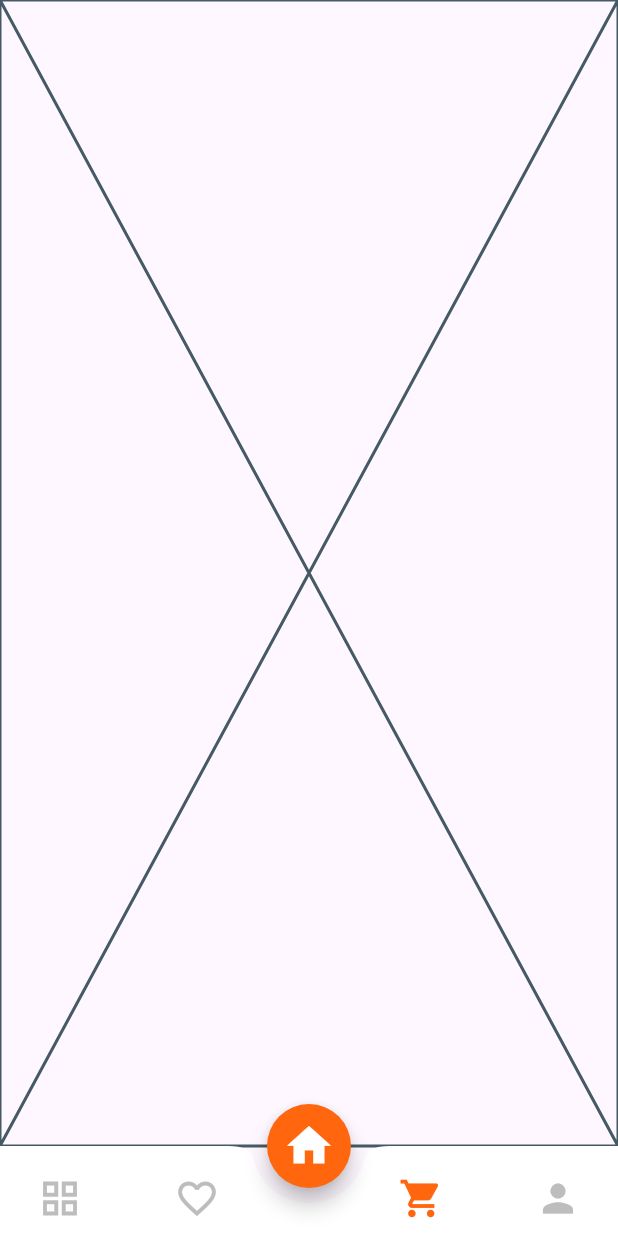
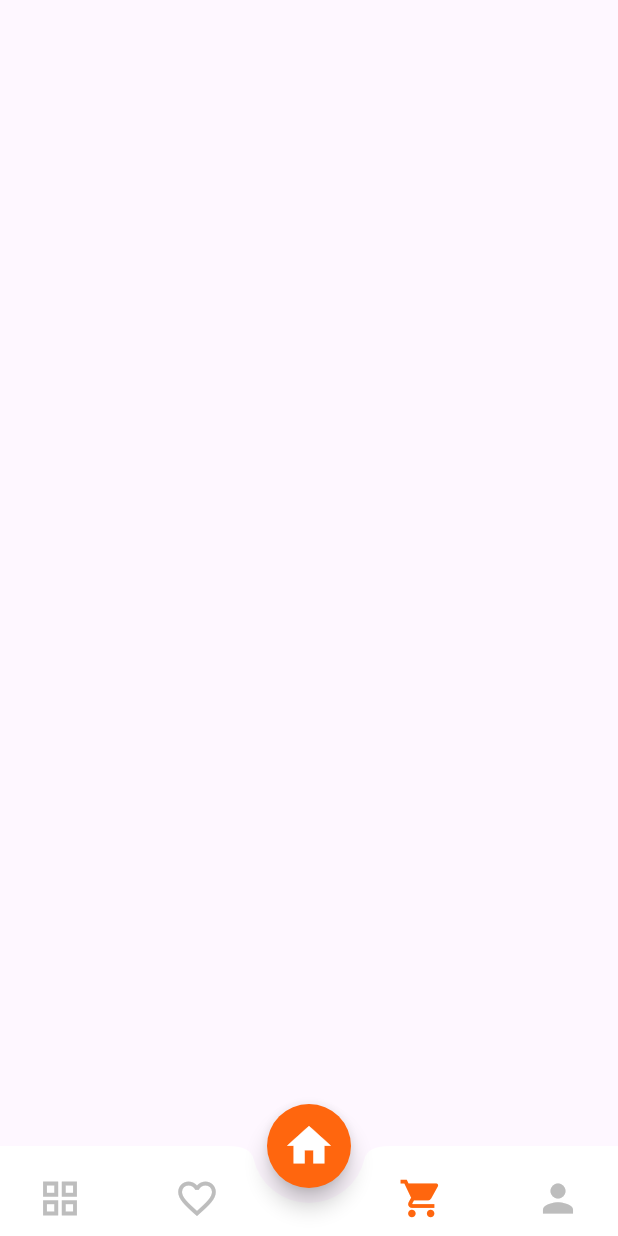
Before and after one commit to Ibrahim-K98han/ecommerce_mobile_app, a Flutter app: the screen it shows after launch, item 3 of the bottom bar chosen, on a phone screen of 412 x 824 dp. Run offline on Flutter 3.47's test engine with Material 3 defaults, Android fonts, the phone set to English and light mode, and no system bars; our stand-ins replace google_fonts.

Commit message:
cart provider and cart screen crate done

```diff
--- a/lib/main.dart
+++ b/lib/main.dart
@@ -1,6 +1,8 @@
+import 'package:ecommerce_mobile_app/provider/cart_provider.dart';
 import 'package:ecommerce_mobile_app/screens/nav_bar_screen.dart';
 import 'package:flutter/material.dart';
 import 'package:google_fonts/google_fonts.dart';
+import 'package:provider/provider.dart';
 
 void main() {
   runApp(const MyApp());
@@ -12,12 +14,17 @@ class MyApp extends StatelessWidget {
   // This widget is the root of your application.
   @override
   Widget build(BuildContext context) {
-    return MaterialApp(
-      debugShowCheckedModeBanner: false,
-      theme: ThemeData(
-        textTheme: GoogleFonts.mulishTextTheme()
+    return MultiProvider(
+      providers: [
+        ChangeNotifierProvider(
+          create: (_) => CartProvider(),
+        ),
+      ],
+      child: MaterialApp(
+        debugShowCheckedModeBanner: false,
+        theme: ThemeData(textTheme: GoogleFonts.mulishTextTheme()),
+        home: NavBarScreen(),
       ),
-      home: NavBarScreen(),
     );
   }
 }
--- /dev/null
+++ b/lib/provider/cart_provider.dart
@@ -0,0 +1,26 @@
+import 'package:flutter/material.dart';
+import 'package:provider/provider.dart';
+
+import '../models/product.dart';
+
+class CartProvider extends ChangeNotifier {
+  final List<Product> _cart = [];
+  List<Product> get cart => _cart;
+  toggleFavorite(Product product) {
+    if (_cart.contains(product)) {
+      for (Product element in _cart) {
+        element.quantity++;
+      }
+    } else {
+      _cart.add(product);
+    }
+    notifyListeners();
+  }
+
+  static CartProvider of(
+    BuildContext context, {
+    bool listen = true,
+  }) {
+    return Provider.of<CartProvider>(context, listen: listen);
+  }
+}
--- a/lib/screens/Cart/cart_screen.dart
+++ b/lib/screens/Cart/cart_screen.dart
@@ -5,6 +5,19 @@ class CartScreen extends StatelessWidget {
 
   @override
   Widget build(BuildContext context) {
-    return const Placeholder();
+    return Scaffold(
+      body: SafeArea(
+        child: Column(
+          children: [
+            Padding(
+              padding: const EdgeInsets.all(8.0),
+              child: Row(
+                children: [],
+              ),
+            )
+          ],
+        ),
+      ),
+    );
   }
 }
```
Also changed, not shown: lib/screens/Detail/widget/addto_cart.dart (+24 -3 lines).
